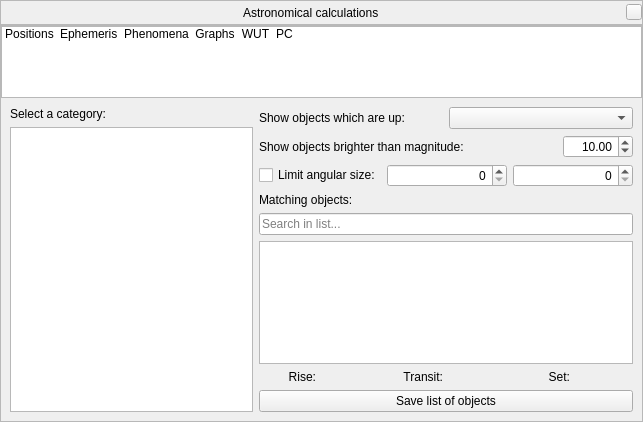
Before: the Qt Designer form src/gui/astroCalcDialog.ui in 519984307/stellarium_src, drawn with Qt 5.
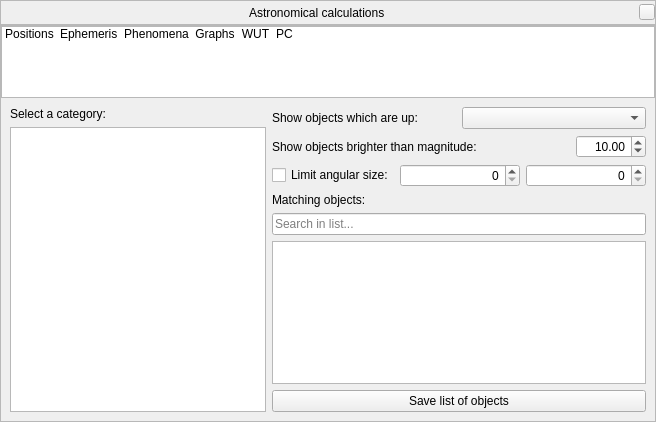
After: the same form once the commit is applied. The open tabs and pages were chosen to show the change. Icons and pictures are not drawn. Custom widgets are drawn as their Qt base class.

Commit message:
Convert AstroCalc/WUT tool to use QTreeWidget (Fix #521, #560)
* Let's use QTreeWidget for AstroCalc/WUT tool (Fix #521)

This implementation of AstroCalc/WUT allow sorting by:
+ Name (alphabethical sorting)
+ Magnitude (brighter to dimmer and back)
+ Transit (meridian) time (earlier to later and back)
+ Rise time (earlier to later and back)
+ Set time (earlier to later and back)
+ Size (bigger to smaller and back)

* Fixed selection the DSO without designations (AstroCalc/WUT tool)

The edit to the form file:
```diff
--- a/src/gui/astroCalcDialog.ui
+++ b/src/gui/astroCalcDialog.ui
@@ -1288,62 +1288,26 @@
              </widget>
             </item>
             <item>
-             <widget class="QListView" name="wutMatchingObjectsListView"/>
-            </item>
-            <item>
-             <layout class="QGridLayout" name="gridLayoutRTSData">
-              <item row="0" column="1">
-               <widget class="QLabel" name="labelRiseValue">
-                <property name="text">
-                 <string/>
-                </property>
-               </widget>
-              </item>
-              <item row="0" column="4">
-               <widget class="QLabel" name="labelSet">
-                <property name="text">
-                 <string comment="celestial event">Set:</string>
-                </property>
-                <property name="alignment">
-                 <set>Qt::AlignRight|Qt::AlignTrailing|Qt::AlignVCenter</set>
-                </property>
-               </widget>
-              </item>
-              <item row="0" column="0">
-               <widget class="QLabel" name="labelRise">
-                <property name="text">
-                 <string comment="celestial event">Rise:</string>
-                </property>
-                <property name="alignment">
-                 <set>Qt::AlignRight|Qt::AlignTrailing|Qt::AlignVCenter</set>
-                </property>
-               </widget>
-              </item>
-              <item row="0" column="2">
-               <widget class="QLabel" name="labelTransit">
-                <property name="text">
-                 <string comment="celestial event">Transit:</string>
-                </property>
-                <property name="alignment">
-                 <set>Qt::AlignRight|Qt::AlignTrailing|Qt::AlignVCenter</set>
-                </property>
-               </widget>
-              </item>
-              <item row="0" column="3">
-               <widget class="QLabel" name="labelTransitValue">
-                <property name="text">
-                 <string/>
-                </property>
-               </widget>
-              </item>
-              <item row="0" column="5">
-               <widget class="QLabel" name="labelSetValue">
-                <property name="text">
-                 <string/>
-                </property>
-               </widget>
-              </item>
-             </layout>
+             <widget class="QTreeWidget" name="wutMatchingObjectsTreeWidget">
+              <property name="editTriggers">
+               <set>QAbstractItemView::NoEditTriggers</set>
+              </property>
+              <property name="rootIsDecorated">
+               <bool>false</bool>
+              </property>
+              <property name="uniformRowHeights">
+               <bool>true</bool>
+              </property>
+              <property name="itemsExpandable">
+               <bool>false</bool>
+              </property>
+              <property name="sortingEnabled">
+               <bool>true</bool>
+              </property>
+              <property name="columnCount">
+               <number>0</number>
+              </property>
+             </widget>
             </item>
             <item>
              <widget class="QPushButton" name="saveObjectsButton">
@@ -1364,7 +1328,14 @@
              </widget>
             </item>
             <item>
-             <widget class="QListWidget" name="wutCategoryListWidget"/>
+             <widget class="QListWidget" name="wutCategoryListWidget">
+              <property name="sizePolicy">
+               <sizepolicy hsizetype="Minimum" vsizetype="Expanding">
+                <horstretch>0</horstretch>
+                <verstretch>0</verstretch>
+               </sizepolicy>
+              </property>
+             </widget>
             </item>
            </layout>
           </item>
```
The commit also changes 2 other files.
